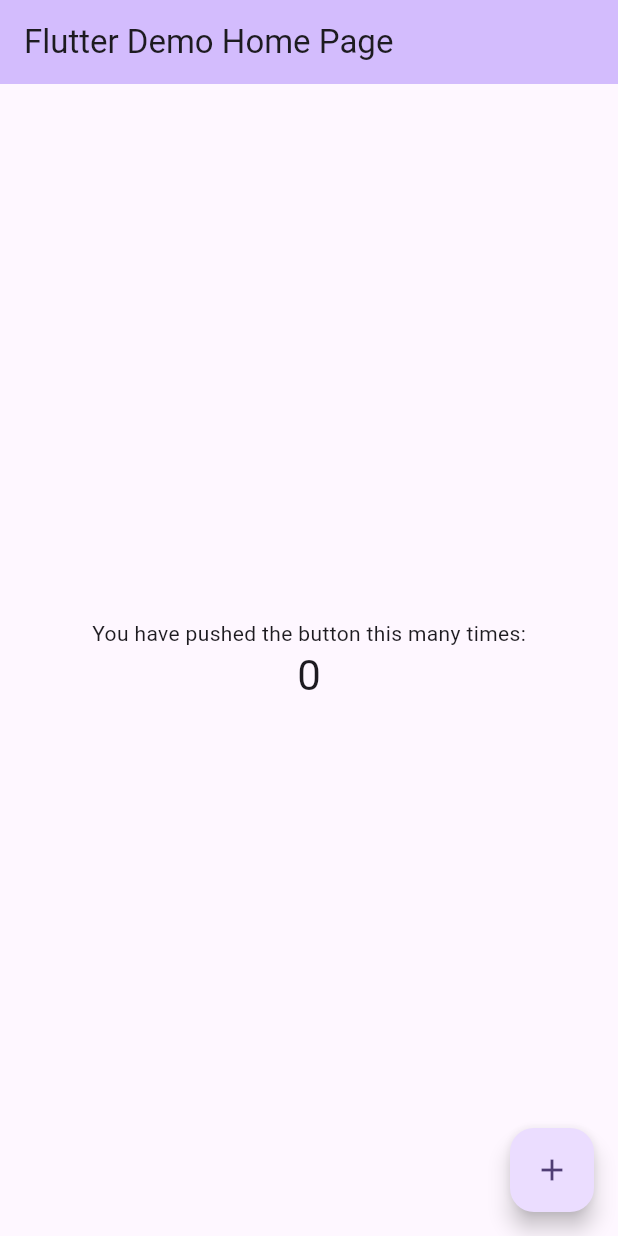
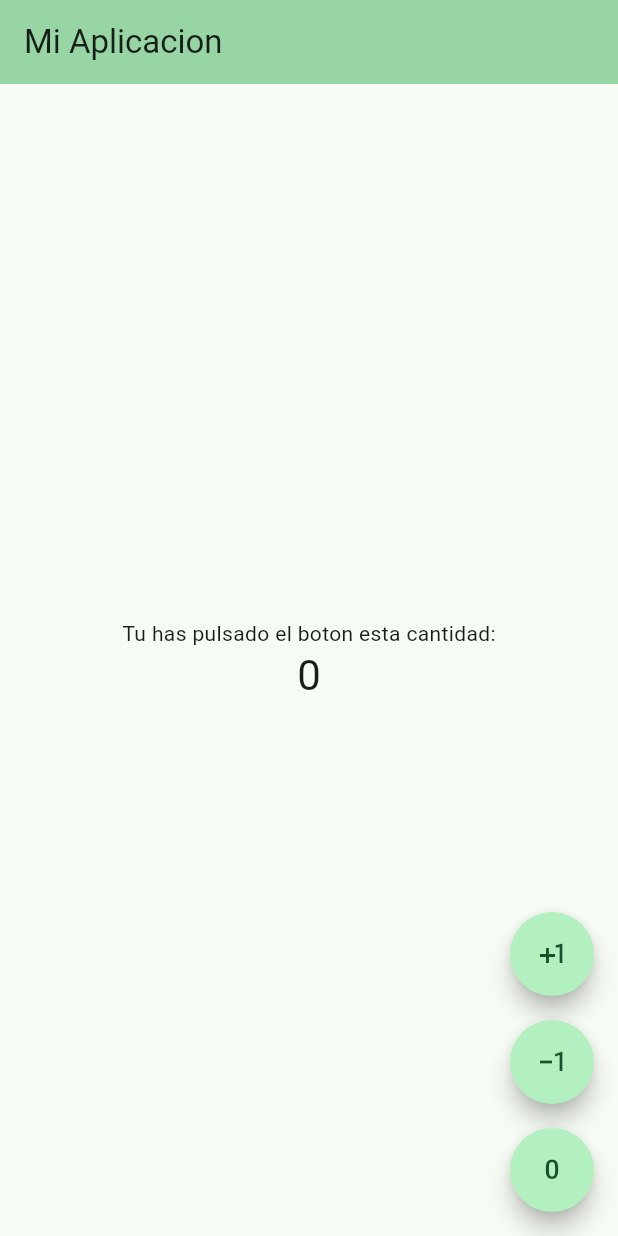
Before and after one commit to Nai144/3479A321_2022479501, a Flutter app: the screen it shows after launch, on a phone screen of 412 x 824 dp. Run offline on Flutter 3.47's test engine with Material 3 defaults, Android fonts, the phone set to English and light mode, and no system bars.

Commit message:
LAb1_Completo

```diff
--- a/lib/main.dart
+++ b/lib/main.dart
@@ -13,25 +13,11 @@
     return MaterialApp(
       title: 'Flutter Demo',
       theme: ThemeData(
-        // This is the theme of your application.
-        //
-        // TRY THIS: Try running your application with "flutter run". You'll see
-        // the application has a purple toolbar. Then, without quitting the app,
-        // try changing the seedColor in the colorScheme below to Colors.green
-        // and then invoke "hot reload" (save your changes or press the "hot
-        // reload" button in a Flutter-supported IDE, or press "r" if you used
-        // the command line to start the app).
-        //
-        // Notice that the counter didn't reset back to zero; the application
-        // state is not lost during the reload. To reset the state, use hot
-        // restart instead.
-        //
-        // This works for code too, not just values: Most code changes can be
-        // tested with just a hot reload.
-        colorScheme: ColorScheme.fromSeed(seedColor: Colors.deepPurple),
+
+        colorScheme: ColorScheme.fromSeed(seedColor: const Color.fromARGB(255, 8, 230, 126)),
         useMaterial3: true,
       ),
-      home: const MyHomePage(title: 'Flutter Demo Home Page'),
+      home: const MyHomePage(title: 'Mi Aplicacion'),
     );
   }
 }
@@ -39,14 +25,7 @@
 class MyHomePage extends StatefulWidget {
   const MyHomePage({super.key, required this.title});
 
-  // This widget is the home page of your application. It is stateful, meaning
-  // that it has a State object (defined below) that contains fields that affect
-  // how it looks.
 
-  // This class is the configuration for the state. It holds the values (in this
-  // case the title) provided by the parent (in this case the App widget) and
-  // used by the build method of the State. Fields in a Widget subclass are
-  // always marked "final".
 
   final String title;
 
@@ -59,54 +38,37 @@
 
   void _incrementCounter() {
     setState(() {
-      // This call to setState tells the Flutter framework that something has
-      // changed in this State, which causes it to rerun the build method below
-      // so that the display can reflect the updated values. If we changed
-      // _counter without calling setState(), then the build method would not be
-      // called again, and so nothing would appear to happen.
       _counter++;
+    });
+  }
+  void _decrementCounter() {
+    setState(() {
+      _counter--;
+    });
+  }
+    void _reStarCounter() {
+    setState(() {
+      _counter=0;
     });
   }
 
   @override
   Widget build(BuildContext context) {
-    // This method is rerun every time setState is called, for instance as done
-    // by the _incrementCounter method above.
-    //
-    // The Flutter framework has been optimized to make rerunning build methods
-    // fast, so that you can just rebuild anything that needs updating rather
-    // than having to individually change instances of widgets.
+
     return Scaffold(
       appBar: AppBar(
-        // TRY THIS: Try changing the color here to a specific color (to
-        // Colors.amber, perhaps?) and trigger a hot reload to see the AppBar
-        // change color while the other colors stay the same.
+
         backgroundColor: Theme.of(context).colorScheme.inversePrimary,
-        // Here we take the value from the MyHomePage object that was created by
-        // the App.build method, and use it to set our appbar title.
+
         title: Text(widget.title),
       ),
       body: Center(
-        // Center is a layout widget. It takes a single child and positions it
-        // in the middle of the parent.
+
         child: Column(
-          // Column is also a layout widget. It takes a list of children and
-          // arranges them vertically. By default, it sizes itself to fit its
-          // children horizontally, and tries to be as tall as its parent.
-          //
-          // Column has various properties to control how it sizes itself and
-          // how it positions its children. Here we use mainAxisAlignment to
-          // center the children vertically; the main axis here is the vertical
-          // axis because Columns are vertical (the cross axis would be
-          // horizontal).
-          //
-          // TRY THIS: Invoke "debug painting" (choose the "Toggle Debug Paint"
-          // action in the IDE, or press "p" in the console), to see the
-          // wireframe for each widget.
           mainAxisAlignment: MainAxisAlignment.center,
           children: <Widget>[
             const Text(
-              'You have pushed the button this many times:',
+              'Tu has pulsado el boton esta cantidad:',
             ),
             Text(
               '$_counter',
@@ -115,11 +77,51 @@
           ],
         ),
       ),
-      floatingActionButton: FloatingActionButton(
-        onPressed: _incrementCounter,
-        tooltip: 'Increment',
-        child: const Icon(Icons.add),
-      ), // This trailing comma makes auto-formatting nicer for build methods.
+      floatingActionButton: Column(
+        mainAxisAlignment: MainAxisAlignment.end,
+        children: [
+          _buildButtonIncrement(),
+          const SizedBox(height: 16), // Espacio entre los botones
+          _buildButtonDecrement(),
+          const SizedBox(height: 16),
+          _buildButtonReStart()
+        ],
+      ),
+       // This trailing comma makes auto-formatting nicer for build methods.
     );
   }
+
+  FloatingActionButton _buildButtonReStart() {
+    return FloatingActionButton(
+          onPressed: _reStarCounter,
+          tooltip: 'Restart',
+          shape: RoundedRectangleBorder(
+          borderRadius: BorderRadius.circular(50.0),
+          ),
+          child: const Icon(Icons.exposure_zero),
+        );
+  }
+
+  FloatingActionButton _buildButtonDecrement() {
+    return FloatingActionButton(
+          onPressed: _decrementCounter,
+          tooltip: 'Decrement',
+          shape: RoundedRectangleBorder(
+          borderRadius: BorderRadius.circular(50.0),
+          ),
+          child: const Icon(Icons.exposure_minus_1),
+        );
+  }
+
+  FloatingActionButton _buildButtonIncrement() {
+    return FloatingActionButton(
+          onPressed: _incrementCounter,
+          tooltip: 'Increment',
+          shape: RoundedRectangleBorder(
+          borderRadius: BorderRadius.circular(50.0),
+          ),
+          child: const Icon(Icons.plus_one),
+
+        );
+  }
 }
```
Also changed, not shown: pubspec.lock (added), 8 other files.
